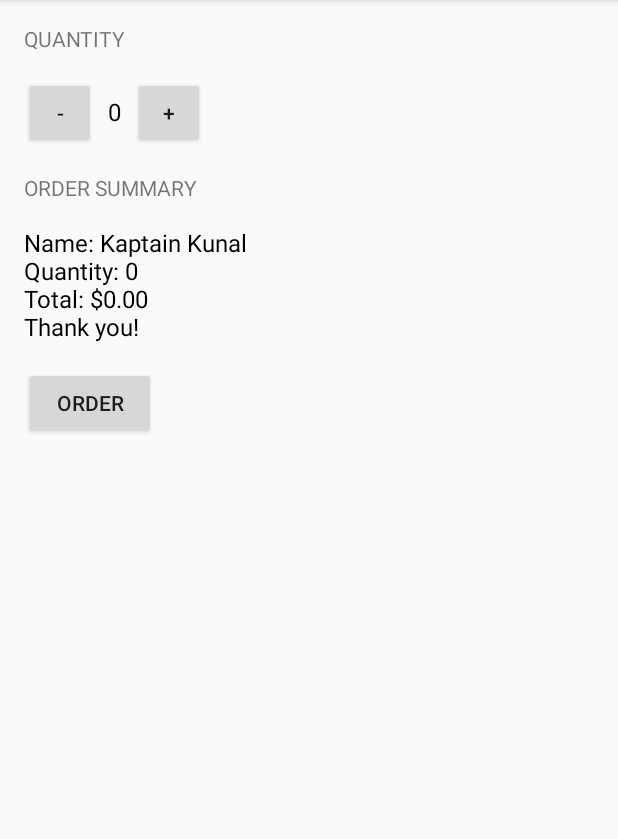
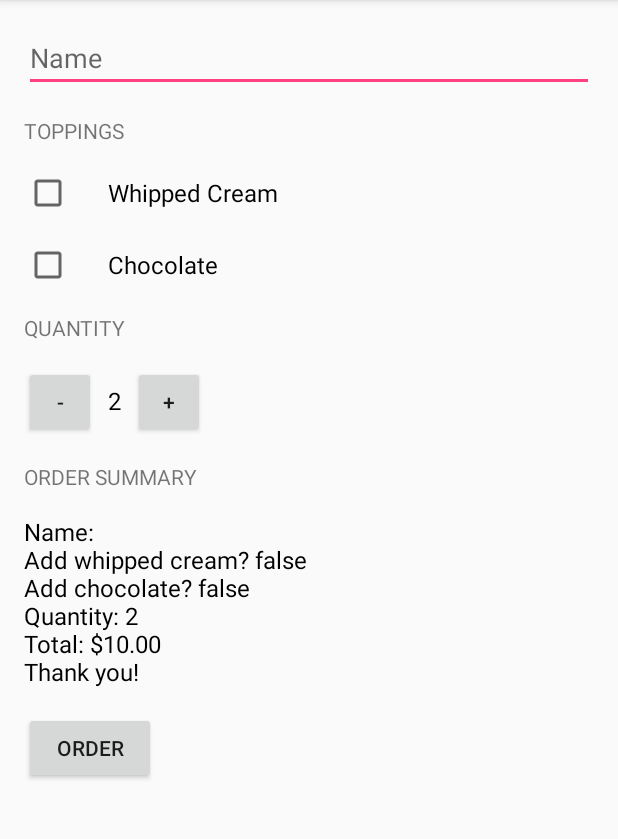
Before and after one commit to allerasouza/JustJava, an Android app: the screen it shows after launch (MainActivity), after a tap on "ORDER", on a phone screen of 412 x 824 dp, the part 84-923 px from its top. Run offline under Robolectric (Android 15) with nearby library versions, the phone set to English and light mode, and no system bars.

```diff
--- a/app/src/main/java/com/example/android/justjava/MainActivity.java
+++ b/app/src/main/java/com/example/android/justjava/MainActivity.java
@@ -9,6 +9,8 @@ package com.example.android.justjava;
 import android.os.Bundle;
 import android.support.v7.app.AppCompatActivity;
 import android.view.View;
+import android.widget.CheckBox;
+import android.widget.EditText;
 import android.widget.TextView;
 
 import java.text.NumberFormat;
@@ -19,12 +21,14 @@ import java.text.NumberFormat;
  */
 public class MainActivity extends AppCompatActivity {
 
-    int quantity = 0;
+    int quantity;
+    //int quantity = 2;
 
     @Override
     protected void onCreate(Bundle savedInstanceState) {
         super.onCreate(savedInstanceState);
         setContentView(R.layout.activity_main);
+        quantity = Integer.valueOf((((TextView) findViewById(R.id.quantity_text_view)).getText().toString()));
     }
 
     /**
@@ -42,7 +46,9 @@ public class MainActivity extends AppCompatActivity {
      * @return Returns Order Summary
      */
     private String createOrderSummary(int totalPrice) {
-        String priceMessage = "Name: Kaptain Kunal\n";
+        String priceMessage = "Name: " + (((EditText) findViewById(R.id.name_field)).getText().toString()) + "\n";
+        priceMessage += "Add whipped cream? " + ((CheckBox) findViewById(R.id.whipped_cream_checkbox)).isChecked() + "\n";
+        priceMessage += "Add chocolate? " + ((CheckBox) findViewById(R.id.chocolate_checkbox)).isChecked() + "\n";
         priceMessage += "Quantity: " + quantity + "\n";
         //message += "Total: $" + totalPrice + "\n";
         priceMessage += "Total: " + NumberFormat.getCurrencyInstance().format(totalPrice) + "\n";
--- a/app/src/main/res/layout/activity_main.xml
+++ b/app/src/main/res/layout/activity_main.xml
@@ -1,9 +1,45 @@
 <?xml version="1.0" encoding="utf-8"?>
-<LinearLayout xmlns:android="http://schemas.android.com/apk/res/android"
+<ScrollView xmlns:android="http://schemas.android.com/apk/res/android"
+    android:layout_width="match_parent"
+    android:layout_height="match_parent">
+
+    <LinearLayout
         android:layout_width="match_parent"
         android:layout_height="match_parent"
         android:orientation="vertical"
         android:padding="16dp">
+
+        <EditText
+            android:id="@+id/name_field"
+            android:layout_width="match_parent"
+            android:layout_height="wrap_content"
+            android:layout_marginBottom="16dp"
+            android:hint="Name"
+            android:inputType="textCapWords" />
+
+        <TextView
+            android:layout_width="wrap_content"
+            android:layout_height="wrap_content"
+            android:layout_marginBottom="16dp"
+            android:text="Toppings"
+            android:textAllCaps="true" />
+
+        <CheckBox
+            android:id="@+id/whipped_cream_checkbox"
+            android:layout_width="wrap_content"
+            android:layout_height="wrap_content"
+            android:layout_marginBottom="16dp"
+            android:paddingLeft="24dp"
+            android:text="Whipped Cream"
+            android:textSize="16sp" />
+        <CheckBox
+            android:id="@+id/chocolate_checkbox"
+            android:layout_width="wrap_content"
+            android:layout_height="wrap_content"
+            android:layout_marginBottom="16dp"
+            android:paddingLeft="24dp"
+            android:text="Chocolate"
+            android:textSize="16sp" />
 
         <TextView
             android:id="@+id/quantity"
@@ -32,7 +68,7 @@
                 android:layout_height="wrap_content"
                 android:layout_marginLeft="8dp"
                 android:layout_marginRight="8dp"
-            android:text="0"
+                android:text="2"
                 android:textColor="@android:color/black"
                 android:textSize="16sp" />
 
@@ -73,3 +109,5 @@
 
 
     </LinearLayout>
+
+</ScrollView>
```
Lines whose indentation alone changed are shown as unchanged.
